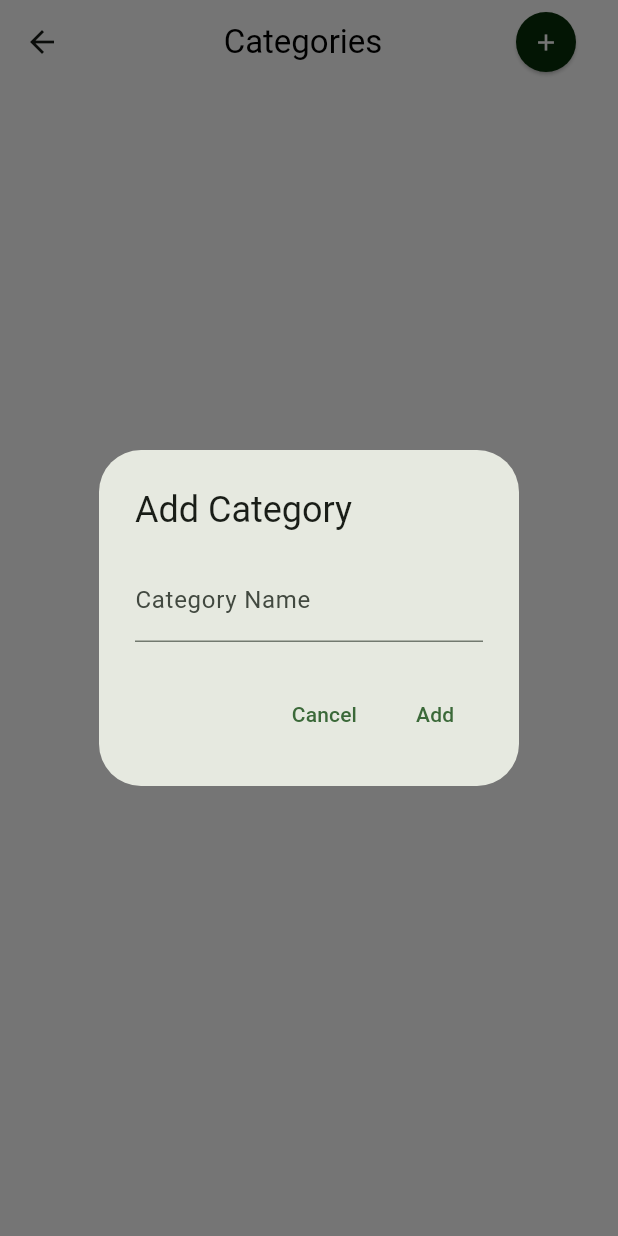
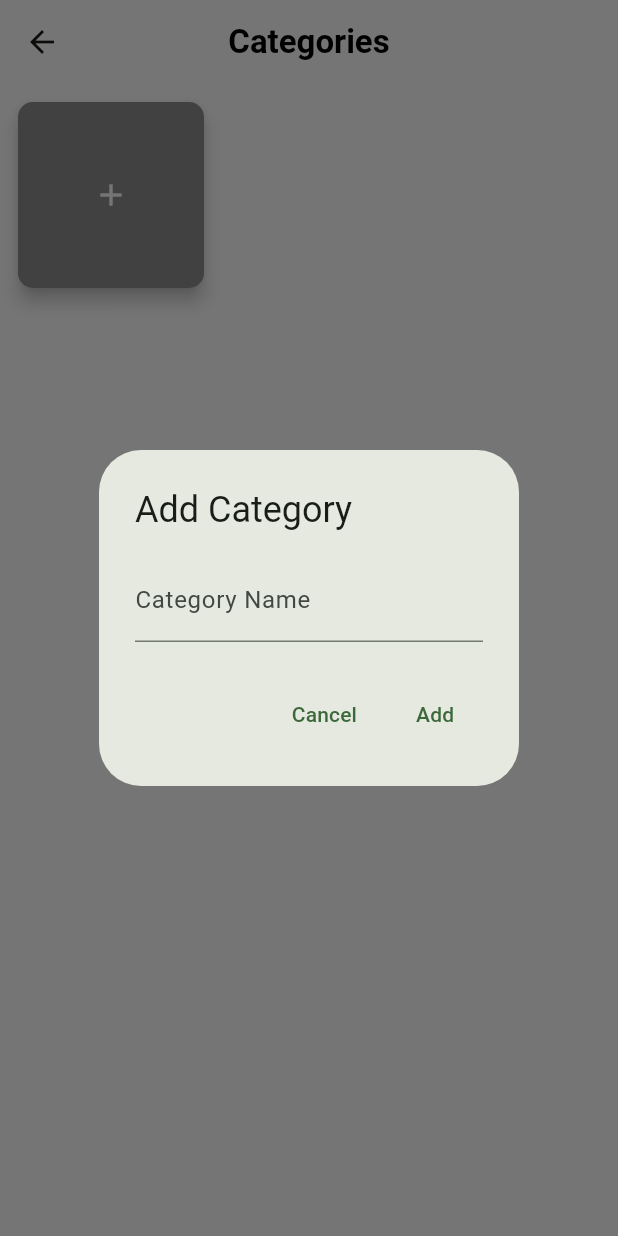
Before and after one commit to fabiooo4/Pecunia, a Flutter app: the Categories screen opened by its route, after a tap on the "add" icon, on a phone screen of 412 x 824 dp. Run offline on Flutter 3.47's test engine with Material 2 defaults, Android fonts, the phone set to English and light mode, and no system bars; our stand-ins replace flutter_riverpod, go_router, google_nav_bar, riverpod_annotation, supabase_flutter, syncfusion_flutter_charts; accounts and stored records are empty; generated files the repository leaves out were written again.

Commit message:
added add category tile

```diff
--- a/lib/screens/other/categories.dart
+++ b/lib/screens/other/categories.dart
@@ -2,6 +2,7 @@ import 'package:flutter/material.dart';
 import 'package:pecunia/model/categories/categories_provider.dart';
 import 'package:pecunia/widgets/category_tile.dart';
 import 'package:flutter_riverpod/flutter_riverpod.dart';
+import 'package:pecunia/widgets/category_tile_add.dart';
 
 class Categories extends ConsumerStatefulWidget {
   const Categories({Key? key}) : super(key: key);
@@ -36,61 +37,12 @@ class _CategoriesState extends ConsumerState<Categories> {
       appBar: AppBar(
         backgroundColor: Colors.white,
         centerTitle: true,
-        title: Row(
-          mainAxisAlignment: MainAxisAlignment.spaceBetween,
-          children: [
-            const Expanded(
-              child: Row(
-                mainAxisAlignment: MainAxisAlignment.center,
-                children: [
-                  Text(
-                    "Categories",
-                    style: TextStyle(color: Colors.black),
-                  ),
-                ],
-              ),
-            ),
-            ElevatedButton(
-              onPressed: () {
-                showDialog(
-                  context: context,
-                  builder: (context) => AlertDialog(
-                    title: const Text("Add Category"),
-                    content: TextField(
-                      decoration: const InputDecoration(
-                        labelText: "Category Name",
-                        hintText: "Enter Category Name",
-                      ),
-                      controller: _nameController,
-                    ),
-                    actions: [
-                      TextButton(
-                        onPressed: () {
-                          Navigator.pop(context);
-                        },
-                        child: const Text("Cancel"),
-                      ),
-                      TextButton(
-                        onPressed: () {
-                          print("Add ${_nameController.text}");
-                        },
-                        child: const Text("Add"),
-                      ),
-                    ],
-                  ),
-                );
-              },
-              style: ElevatedButton.styleFrom(
-                backgroundColor: Color.fromARGB(255, 7, 46, 8),
-                shape: const CircleBorder(),
-                padding: const EdgeInsets.all(10),
-              ),
-              child: const Icon(
-                Icons.add,
-                color: Colors.white,
-              ),
-            ),
-          ],
+        title: const Text(
+          'Categories',
+          style: TextStyle(
+            color: Colors.black,
+            fontWeight: FontWeight.bold,
+          ),
         ),
       ),
       body: Column(
@@ -103,14 +55,21 @@ class _CategoriesState extends ConsumerState<Categories> {
                   crossAxisCount: 3,
                 ),
                 itemCount: categories.when(
-                  data: (accountListdata) => accountListdata.length,
+                  data: (accountListdata) => accountListdata.length + 1,
                   loading: () => 0,
                   error: (error, stackTrace) => 0,
                 ),
                 controller: ScrollController(keepScrollOffset: false),
                 itemBuilder: (context, index) {
+                  if (index == 0) {
+                    return CategoryTileAdd(
+                      onTap: () {
+                        print('Add Category tapped');
+                      },
+                    );
+                  }
                   final category = categories.when(
-                    data: (accountListdata) => accountListdata[index],
+                    data: (accountListdata) => accountListdata[index - 1],
                     loading: () => null,
                     error: (error, stackTrace) => null,
                   );
--- a/lib/screens/statistics/statistics.dart
+++ b/lib/screens/statistics/statistics.dart
@@ -5,7 +5,6 @@ import 'package:pecunia/model/categories/categories_provider.dart';
 import 'package:pecunia/model/categories/category.dart';
 import 'package:pecunia/model/transactions/transaction.dart';
 import 'package:pecunia/model/transactions/transactions_provider.dart';
-import 'package:pecunia/screens/other/categories.dart';
 import 'package:pecunia/widgets/filters.dart';
 import 'package:syncfusion_flutter_charts/charts.dart';
 
--- a/lib/widgets/category_tile.dart
+++ b/lib/widgets/category_tile.dart
@@ -33,9 +33,7 @@ class _CategoryTileState extends State<CategoryTile> {
     return GestureDetector(
       onLongPressStart: (LongPressStartDetails details) {
         final RenderBox overlay =
-            Overlay.of(context)!.context.findRenderObject() as RenderBox;
-        final RenderBox box = context.findRenderObject() as RenderBox;
-        final Offset target = box.localToGlobal(Offset.zero);
+            Overlay.of(context).context.findRenderObject() as RenderBox;
 
         final relativePosition = RelativeRect.fromRect(
           Rect.fromPoints(
--- /dev/null
+++ b/lib/widgets/category_tile_add.dart
@@ -0,0 +1,89 @@
+import 'package:flutter/material.dart';
+
+class CategoryTileAdd extends StatefulWidget {
+  const CategoryTileAdd({Key? key, required this.onTap}) : super(key: key);
+
+  final VoidCallback onTap;
+
+  @override
+  State<CategoryTileAdd> createState() => _CategoryTileAddState();
+}
+
+class _CategoryTileAddState extends State<CategoryTileAdd> {
+  final TextEditingController _nameController = TextEditingController();
+
+  @override
+  void initState() {
+    _nameController.addListener(() => setState(() {}));
+
+    super.initState();
+  }
+
+  @override
+  void dispose() {
+    _nameController.dispose();
+
+    super.dispose();
+  }
+
+  @override
+  Widget build(BuildContext context) {
+    return GestureDetector(
+      onTap: () {
+        showDialog(
+          context: context,
+          builder: (context) => AlertDialog(
+            title: const Text("Add Category"),
+            content: TextField(
+              decoration: const InputDecoration(
+                labelText: "Category Name",
+                hintText: "Enter Category Name",
+              ),
+              controller: _nameController,
+            ),
+            actions: [
+              TextButton(
+                onPressed: () {
+                  Navigator.pop(context);
+                },
+                child: const Text("Cancel"),
+              ),
+              TextButton(
+                onPressed: () {
+                  print("Add ${_nameController.text}");
+                },
+                child: const Text("Add"),
+              ),
+            ],
+          ),
+        );
+      },
+      child: Card(
+        elevation: 5,
+        color: const Color.fromARGB(255, 142, 142, 142),
+        shape: RoundedRectangleBorder(
+          borderRadius: BorderRadius.circular(10),
+        ),
+        child: Column(
+          mainAxisAlignment: MainAxisAlignment.center,
+          children: [
+            const Icon(Icons.add, color: Colors.white),
+            /* SizedBox(
+              child: Padding(
+                padding: const EdgeInsets.all(10),
+                child: Text(
+                  widget.name,
+                  style: const TextStyle(
+                    color: Colors.white,
+                    fontSize: 16,
+                    fontWeight: FontWeight.bold,
+                  ),
+                ),
+              ),
+            ), */
+          ],
+        ),
+      ),
+    );
+  }
+}
```
